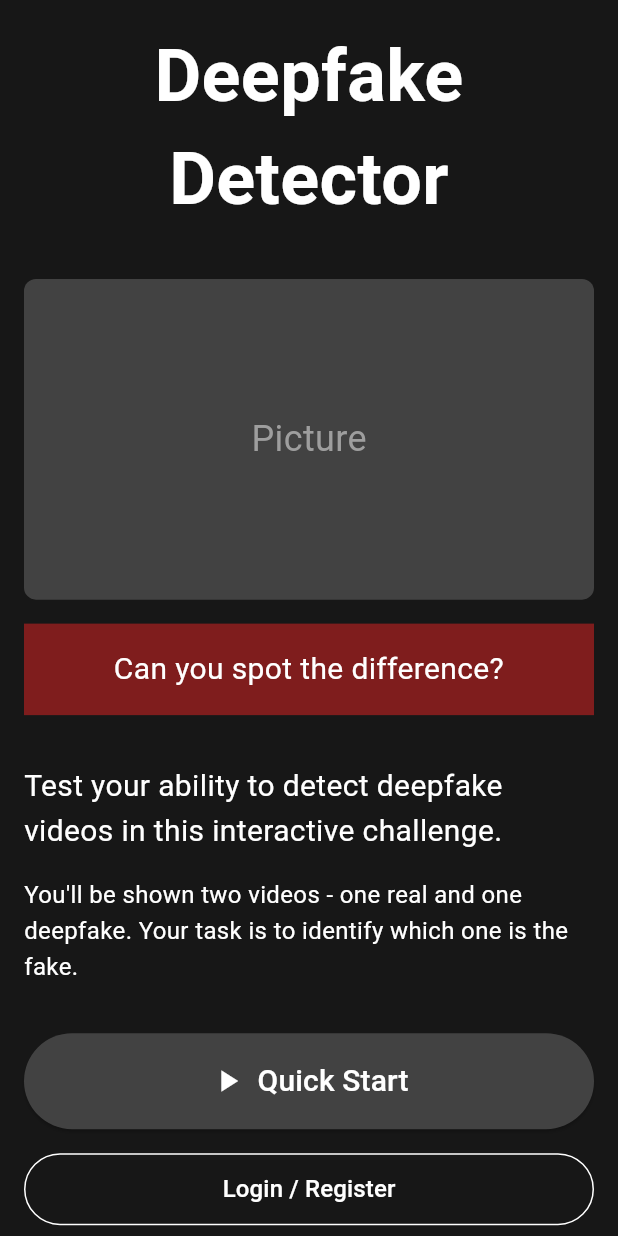
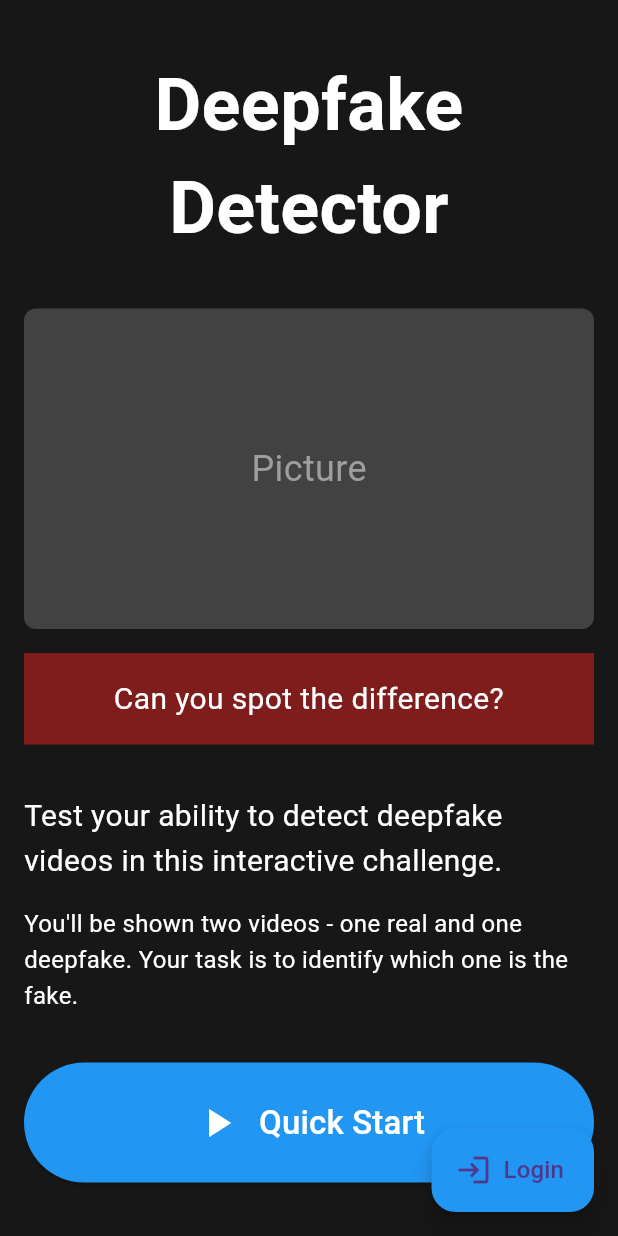
Before and after one commit to ToniHantschmann/deepfake_detector, a Flutter app: the screen it shows after launch, on a phone screen of 412 x 824 dp. Run offline on Flutter 3.47's test engine with Material 3 defaults, Android fonts, the phone set to English and light mode, and no system bars; our stand-ins replace flutter_bloc, shared_preferences, video_player.

Commit message:
polished intro screen

```diff
--- a/lib/screens/introduction_screen.dart
+++ b/lib/screens/introduction_screen.dart
@@ -1,17 +1,15 @@
-// lib/screens/introduction_screen.dart
-
-import 'package:deepfake_detector/blocs/game/game_event.dart';
 import 'package:flutter/material.dart';
+import 'package:flutter_bloc/flutter_bloc.dart';
 import 'base_game_screen.dart';
 import '../blocs/game/game_bloc.dart';
 import '../blocs/game/game_state.dart';
+import '../blocs/game/game_event.dart';
 
 class IntroductionScreen extends BaseGameScreen {
   const IntroductionScreen({Key? key}) : super(key: key);
 
   @override
   bool shouldRebuild(GameState previous, GameState current) {
-    // Only rebuild if the screen or status changes
     return previous.currentScreen != current.currentScreen ||
         previous.status != current.status;
   }
@@ -20,6 +18,19 @@ class IntroductionScreen extends BaseGameScreen {
   Widget buildGameScreen(BuildContext context, GameState state) {
     return Scaffold(
       backgroundColor: const Color(0xFF171717),
+      floatingActionButton: FloatingActionButton.extended(
+        onPressed: () => dispatchGameEvent(context, const ShowLogin()),
+        label: const Text(
+          'Login',
+          style: TextStyle(
+            fontSize: 16,
+            fontWeight: FontWeight.w500,
+          ),
+        ),
+        icon: const Icon(Icons.login),
+        backgroundColor: Colors.blue,
+      ),
+      floatingActionButtonLocation: FloatingActionButtonLocation.endFloat,
       body: SafeArea(
         child: Center(
           child: SingleChildScrollView(
@@ -131,54 +142,38 @@ class IntroductionScreen extends BaseGameScreen {
         ),
         const SizedBox(height: 32),
         _buildQuickStartButton(context),
-        const SizedBox(height: 16),
-        _buildLoginButton(context),
       ],
     );
   }
 
   Widget _buildQuickStartButton(BuildContext context) {
-    return SizedBox(
-      width: double.infinity,
-      height: 64,
+    return Center(
+      child: SizedBox(
+        width: 400,
+        height: 80,
         child: ElevatedButton(
           onPressed: () => dispatchGameEvent(context, const QuickStartGame()),
           style: ElevatedButton.styleFrom(
-          backgroundColor: Colors.grey[800],
+            backgroundColor: Colors.blue,
             shape: RoundedRectangleBorder(
-            borderRadius: BorderRadius.circular(32),
+              borderRadius: BorderRadius.circular(40),
             ),
           ),
           child: const Row(
             mainAxisAlignment: MainAxisAlignment.center,
             children: [
-            Icon(Icons.play_arrow, color: Colors.white, size: 24),
-            SizedBox(width: 8),
+              Icon(Icons.play_arrow, color: Colors.white, size: 32),
+              SizedBox(width: 12),
               Text(
                 'Quick Start',
-              style: TextStyle(fontSize: 20, color: Colors.white),
+                style: TextStyle(
+                  fontSize: 22,
+                  color: Colors.white,
+                  fontWeight: FontWeight.w500,
+                ),
               ),
             ],
           ),
-      ),
-    );
-  }
-
-  Widget _buildLoginButton(BuildContext context) {
-    return SizedBox(
-      width: double.infinity,
-      height: 48,
-      child: OutlinedButton(
-        onPressed: () => handleLoginNavigation(context),
-        style: OutlinedButton.styleFrom(
-          side: const BorderSide(color: Colors.white),
-          shape: RoundedRectangleBorder(
-            borderRadius: BorderRadius.circular(24),
-          ),
-        ),
-        child: const Text(
-          'Login / Register',
-          style: TextStyle(fontSize: 16, color: Colors.white),
         ),
       ),
     );
```
Lines whose indentation alone changed are shown as unchanged.
